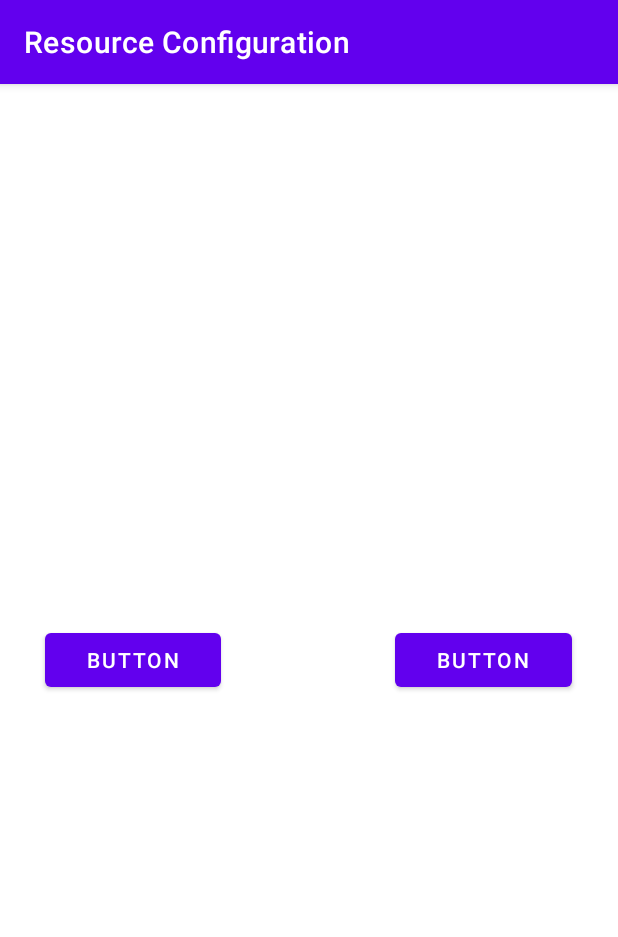
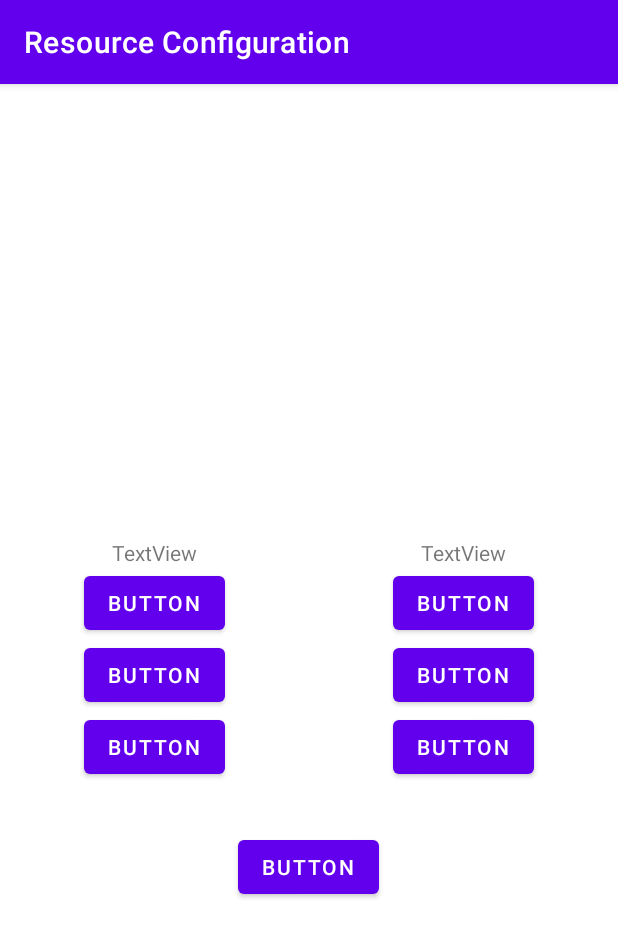
Before and after one commit to dacs30/Resource-Configuration, an Android app: the screen it shows after launch (MainActivity), on a phone screen of 412 x 824 dp. Shown: the top 937 px of the screen. Run offline under Robolectric (Android 15) with nearby library versions, the phone set to English and light mode, and no system bars.

Commit message:
layout for portrait done

```diff
--- a/app/src/main/res/layout/activity_main.xml
+++ b/app/src/main/res/layout/activity_main.xml
@@ -7,6 +7,7 @@
     tools:context=".MainActivity">
 
     <LinearLayout
+        android:id="@+id/linearLayout"
         android:layout_width="match_parent"
         android:layout_height="wrap_content"
         app:layout_constraintBottom_toBottomOf="parent"
@@ -14,27 +15,85 @@
         app:layout_constraintStart_toStartOf="parent"
         app:layout_constraintTop_toTopOf="parent">
 
-        <Button
-            android:id="@+id/button"
+        <LinearLayout
             android:layout_width="wrap_content"
             android:layout_height="wrap_content"
             android:layout_weight="0.45"
-            android:layout_marginLeft="30sp"
-            android:text="Button" />
+            android:gravity="center"
+            android:orientation="vertical">
 
-        <Space
-            android:layout_width="100dp"
-            android:layout_height="wrap_content"
-            android:layout_weight="0.3" />
+            <TextView
+                android:id="@+id/textView"
+                android:layout_width="match_parent"
+                android:layout_height="wrap_content"
+                android:text="TextView"
+                android:textAlignment="center" />
 
-        <Button
-            android:id="@+id/button2"
+            <Button
+                android:id="@+id/button"
+                android:layout_width="wrap_content"
+                android:layout_height="wrap_content"
+                android:text="Button" />
+
+            <Button
+                android:id="@+id/button3"
+                android:layout_width="wrap_content"
+                android:layout_height="wrap_content"
+                android:text="Button" />
+
+            <Button
+                android:id="@+id/button4"
+                android:layout_width="wrap_content"
+                android:layout_height="wrap_content"
+                android:text="Button" />
+        </LinearLayout>
+
+        <LinearLayout
             android:layout_width="wrap_content"
             android:layout_height="wrap_content"
             android:layout_weight="0.45"
-            android:layout_marginRight="30sp"
-            android:text="Button" />
+            android:gravity="center"
+            android:orientation="vertical">
+
+            <TextView
+                android:id="@+id/textView2"
+                android:layout_width="match_parent"
+                android:layout_height="wrap_content"
+                android:text="TextView"
+                android:textAlignment="center" />
+
+            <Button
+                android:id="@+id/button2"
+                android:layout_width="wrap_content"
+                android:layout_height="wrap_content"
+                android:text="Button" />
+
+            <Button
+                android:id="@+id/button5"
+                android:layout_width="wrap_content"
+                android:layout_height="wrap_content"
+                android:text="Button" />
+
+            <Button
+                android:id="@+id/button6"
+                android:layout_width="wrap_content"
+                android:layout_height="wrap_content"
+                android:text="Button" />
+        </LinearLayout>
 
     </LinearLayout>
 
+    <Button
+        android:id="@+id/button7"
+        android:layout_width="wrap_content"
+        android:layout_height="wrap_content"
+        android:layout_weight="0.45"
+        android:text="Button"
+        app:layout_constraintBottom_toBottomOf="parent"
+        app:layout_constraintEnd_toEndOf="parent"
+        app:layout_constraintHorizontal_bias="0.498"
+        app:layout_constraintStart_toStartOf="parent"
+        app:layout_constraintTop_toBottomOf="@+id/linearLayout"
+        app:layout_constraintVertical_bias="0.127" />
+
 </androidx.constraintlayout.widget.ConstraintLayout>
```
